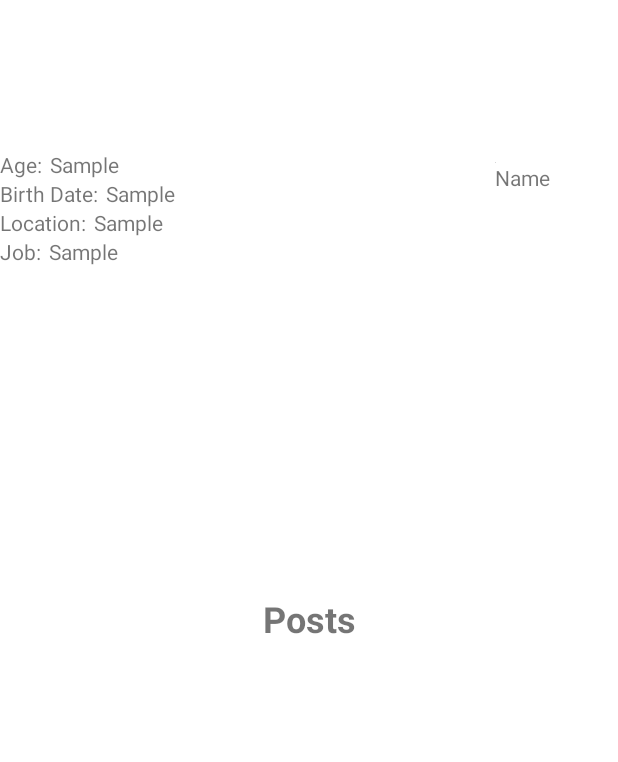
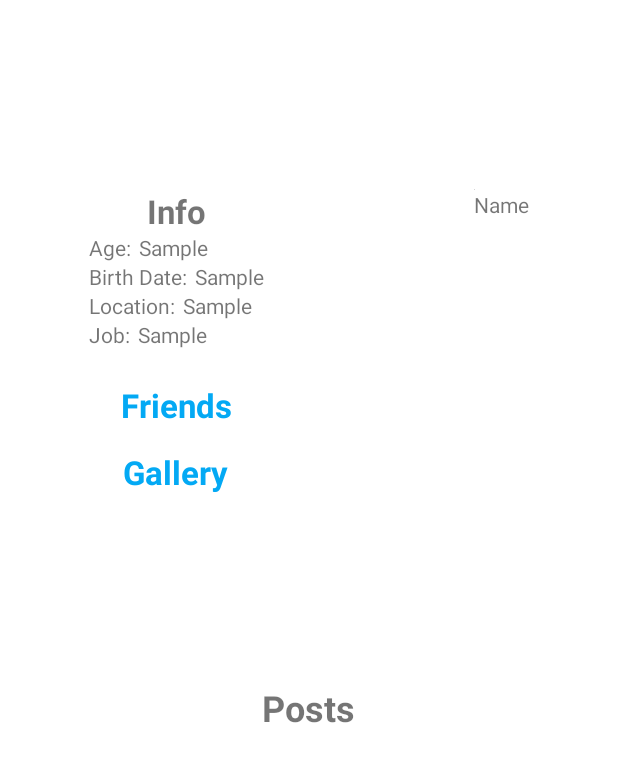
Before and after one commit to Ronenii/Fly, an Android app: the layout activity_profile.xml on its own in the app's theme, with its tools: preview values and no code run, on a phone screen of 412 x 824 dp. Shown: the top 762 px of the screen. Run offline under Robolectric (Android 15) with nearby library versions, the phone set to English and light mode, and no system bars.

Commit message:
Added some minor things in the profile activity design for now

```diff
--- /dev/null
+++ b/app/src/main/java/com/GroupC/fly/ActivityLogic/ProfileActivity.java
@@ -0,0 +1,4 @@
+package com.GroupC.fly.ActivityLogic;
+
+public class ProfileActivity {
+}
--- a/app/src/main/res/layout/activity_profile.xml
+++ b/app/src/main/res/layout/activity_profile.xml
@@ -6,55 +6,41 @@
     android:layout_height="match_parent">
 
     <LinearLayout
-        android:layout_width="wrap_content"
-        android:layout_height="wrap_content"
-        android:orientation="vertical"
-        app:layout_constraintBottom_toBottomOf="parent"
-        app:layout_constraintEnd_toEndOf="parent"
-        app:layout_constraintHorizontal_bias="0.880"
-        app:layout_constraintStart_toStartOf="parent"
-        app:layout_constraintTop_toTopOf="parent"
-        app:layout_constraintVertical_bias="0.134">
-
-        <ImageView
-            android:id="@+id/iv_profile_pricture"
-            android:layout_width="wrap_content"
-            android:layout_height="wrap_content"
-            tools:srcCompat="@tools:sample/avatars" />
-
-        <LinearLayout
+        android:id="@+id/lly_entity_info"
         android:layout_width="wrap_content"
         android:layout_height="wrap_content"
         android:orientation="horizontal"
-            android:layout_gravity="center">
+        app:layout_constraintBottom_toTopOf="@id/lly_posts"
+        app:layout_constraintEnd_toEndOf="parent"
+        app:layout_constraintStart_toStartOf="parent"
+        app:layout_constraintTop_toTopOf="parent">
 
-            <TextView
-                android:id="@+id/tv_profile_name"
+        <LinearLayout
+            android:id="@+id/lly_info_and_friends"
             android:layout_width="wrap_content"
             android:layout_height="wrap_content"
-                android:text="Name"
-                app:layout_constraintBottom_toBottomOf="parent"
-                app:layout_constraintEnd_toEndOf="parent"
-                app:layout_constraintStart_toStartOf="parent"
-                app:layout_constraintTop_toBottomOf="@+id/iv_profile_pricture"/>
-
-
-        </LinearLayout>
-    </LinearLayout>
+            android:layout_gravity="bottom|center_horizontal"
+            android:layout_marginRight="140dp"
+            android:orientation="vertical">
 
             <LinearLayout
                 android:id="@+id/lly_user_data"
                 android:layout_width="wrap_content"
                 android:layout_height="wrap_content"
-        android:layout_marginLeft="20dp"
-        android:layout_marginEnd="7dp"
+                android:layout_marginBottom="7dp"
+
                 android:orientation="vertical"
-        app:layout_constraintBottom_toBottomOf="parent"
-        app:layout_constraintEnd_toStartOf="@+id/iv_profile_pricture"
-        app:layout_constraintHorizontal_bias="0.1"
-        app:layout_constraintStart_toStartOf="parent"
-        app:layout_constraintTop_toTopOf="parent"
-        app:layout_constraintVertical_bias="0.134">
+                app:layout_constraintEnd_toStartOf="@+id/lly_profile_picture_and_name">
+
+
+                <TextView
+                    android:id="@+id/tv_info_title"
+                    android:layout_width="wrap_content"
+                    android:layout_height="wrap_content"
+                    android:layout_gravity="center"
+                    android:text="Info"
+                    android:textSize="10pt"
+                    android:textStyle="bold" />
 
                 <LinearLayout
                     android:id="@+id/lly_age"
@@ -146,32 +132,95 @@
                         android:text="Sample" />
 
                 </LinearLayout>
+
             </LinearLayout>
 
+            <LinearLayout
+                android:layout_width="wrap_content"
+                android:layout_height="wrap_content"
+                android:layout_gravity="center"
+                android:layout_marginTop="15dp"
+                android:orientation="vertical">
+
+                <TextView
+                    android:layout_width="wrap_content"
+                    android:layout_height="wrap_content"
+                    android:text="Friends"
+                    android:textSize="10pt"
+                    android:textStyle="bold"
+                    android:textColor="@color/blueBtnColor"/>
+
+                <TextView
+                    android:layout_width="wrap_content"
+                    android:layout_height="wrap_content"
+                    android:layout_gravity="center"
+                    android:text="Gallery"
+                    android:layout_marginTop="15dp"
+                    android:textSize="10pt"
+                    android:textStyle="bold"
+                    android:textColor="@color/blueBtnColor"/>
+            </LinearLayout>
+        </LinearLayout>
+
+        <LinearLayout
+            android:id="@+id/lly_profile_picture_and_name"
+            android:layout_width="wrap_content"
+            android:layout_height="wrap_content"
+            android:orientation="vertical">
+
+            <ImageView
+                android:id="@+id/iv_profile_picture"
+                android:layout_width="wrap_content"
+                android:layout_height="wrap_content"
+                tools:srcCompat="@tools:sample/avatars" />
+
+            <LinearLayout
+                android:layout_width="wrap_content"
+                android:layout_height="wrap_content"
+                android:layout_gravity="center"
+                android:orientation="horizontal">
+
+                <TextView
+                    android:id="@+id/tv_profile_name"
+                    android:layout_width="wrap_content"
+                    android:layout_height="wrap_content"
+                    android:text="Name"
+                    app:layout_constraintBottom_toBottomOf="parent"
+                    app:layout_constraintEnd_toEndOf="parent"
+                    app:layout_constraintStart_toStartOf="parent"
+                    app:layout_constraintTop_toBottomOf="@+id/iv_profile_pricture" />
+
+
+            </LinearLayout>
+        </LinearLayout>
+    </LinearLayout>
+
+    <LinearLayout
+        android:id="@+id/lly_posts"
+        android:layout_width="wrap_content"
+        android:layout_height="wrap_content"
+        android:orientation="vertical"
+        app:layout_constraintBottom_toBottomOf="parent"
+        app:layout_constraintEnd_toEndOf="parent"
+        app:layout_constraintHorizontal_bias="0.0"
+        app:layout_constraintStart_toStartOf="parent"
+        app:layout_constraintVertical_bias="1.0">
 
         <TextView
             android:id="@+id/tv_posts"
             android:layout_width="wrap_content"
             android:layout_height="wrap_content"
+            android:layout_gravity="center"
             android:text="Posts"
             android:textSize="24dp"
-        android:textStyle="bold"
-        app:layout_constraintBottom_toBottomOf="parent"
-        app:layout_constraintEnd_toEndOf="parent"
-        app:layout_constraintHorizontal_bias="0.5"
-        app:layout_constraintStart_toStartOf="parent"
-        app:layout_constraintTop_toTopOf="parent" />
+            android:textStyle="bold" />
 
         <LinearLayout
             android:layout_width="411dp"
             android:layout_height="336dp"
-        app:layout_constraintBottom_toBottomOf="parent"
-        app:layout_constraintEnd_toEndOf="parent"
-        app:layout_constraintHorizontal_bias="0.0"
-        app:layout_constraintStart_toStartOf="parent"
-        app:layout_constraintTop_toBottomOf="@id/tv_posts"
-        app:layout_constraintVertical_bias="1.0">
+            app:layout_constraintTop_toBottomOf="@id/tv_posts">
 
+        </LinearLayout>
     </LinearLayout>
 
 
```
Lines whose indentation alone changed are shown as unchanged.
